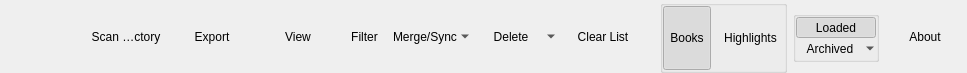
This is gui_toolbar.ui in noembryo/KoHighlights as Qt 5 draws it before an edit. The edited form follows.
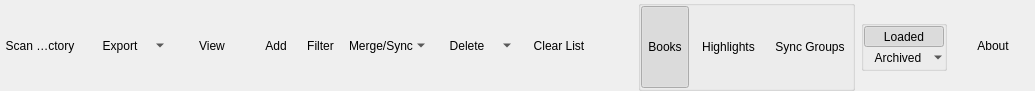
This is the edited form. Icons and pictures are not drawn. Custom widgets are drawn as their Qt base class.

Diff of the .ui file:
```diff
--- a/gui_toolbar.ui
+++ b/gui_toolbar.ui
@@ -6,8 +6,8 @@
    <rect>
     <x>0</x>
     <y>0</y>
-    <width>967</width>
-    <height>73</height>
+    <width>1035</width>
+    <height>91</height>
    </rect>
   </property>
   <property name="contextMenuPolicy">
@@ -44,35 +44,6 @@
       <property name="margin">
        <number>0</number>
       </property>
-      <item>
-       <widget class="QToolButton" name="check_btn">
-        <property name="minimumSize">
-         <size>
-          <width>80</width>
-          <height>0</height>
-         </size>
-        </property>
-        <property name="text">
-         <string/>
-        </property>
-        <property name="icon">
-         <iconset resource="images.qrc">
-          <normaloff>../KataLib/:/stuff/exec.png</normaloff>../KataLib/:/stuff/exec.png</iconset>
-        </property>
-        <property name="iconSize">
-         <size>
-          <width>48</width>
-          <height>48</height>
-         </size>
-        </property>
-        <property name="toolButtonStyle">
-         <enum>Qt::ToolButtonTextUnderIcon</enum>
-        </property>
-        <property name="autoRaise">
-         <bool>true</bool>
-        </property>
-       </widget>
-      </item>
       <item>
        <widget class="QToolButton" name="scan_btn">
         <property name="sizePolicy">
@@ -148,6 +119,9 @@
           <height>48</height>
          </size>
         </property>
+        <property name="popupMode">
+         <enum>QToolButton::MenuButtonPopup</enum>
+        </property>
         <property name="toolButtonStyle">
          <enum>Qt::ToolButtonTextUnderIcon</enum>
         </property>
@@ -197,6 +171,44 @@
         </property>
        </widget>
       </item>
+      <item>
+       <widget class="QToolButton" name="add_btn">
+        <property name="sizePolicy">
+         <sizepolicy hsizetype="Preferred" vsizetype="Fixed">
+          <horstretch>0</horstretch>
+          <verstretch>0</verstretch>
+         </sizepolicy>
+        </property>
+        <property name="toolTip">
+         <string>Add a sync group</string>
+        </property>
+        <property name="statusTip">
+         <string>Add a sync group</string>
+        </property>
+        <property name="text">
+         <string>Add</string>
+        </property>
+        <property name="icon">
+         <iconset resource="images.qrc">
+          <normaloff>:/stuff/files_add.png</normaloff>:/stuff/files_add.png</iconset>
+        </property>
+        <property name="iconSize">
+         <size>
+          <width>48</width>
+          <height>48</height>
+         </size>
+        </property>
+        <property name="checked">
+         <bool>false</bool>
+        </property>
+        <property name="toolButtonStyle">
+         <enum>Qt::ToolButtonTextUnderIcon</enum>
+        </property>
+        <property name="autoRaise">
+         <bool>true</bool>
+        </property>
+       </widget>
+      </item>
       <item>
        <widget class="QToolButton" name="filter_btn">
         <property name="sizePolicy">
@@ -476,6 +488,47 @@
            </property>
           </widget>
          </item>
+         <item>
+          <widget class="QToolButton" name="sync_view_btn">
+           <property name="sizePolicy">
+            <sizepolicy hsizetype="Preferred" vsizetype="Preferred">
+             <horstretch>0</horstretch>
+             <verstretch>0</verstretch>
+            </sizepolicy>
+           </property>
+           <property name="toolTip">
+            <string>Sync Groups View</string>
+           </property>
+           <property name="statusTip">
+            <string>Sync Groups View</string>
+           </property>
+           <property name="text">
+            <string>Sync Groups</string>
+           </property>
+           <property name="icon">
+            <iconset resource="images.qrc">
+             <normaloff>:/stuff/view-sync.png</normaloff>:/stuff/view-sync.png</iconset>
+           </property>
+           <property name="iconSize">
+            <size>
+             <width>48</width>
+             <height>48</height>
+            </size>
+           </property>
+           <property name="checkable">
+            <bool>true</bool>
+           </property>
+           <property name="autoExclusive">
+            <bool>true</bool>
+           </property>
+           <property name="toolButtonStyle">
+            <enum>Qt::ToolButtonTextUnderIcon</enum>
+           </property>
+           <property name="autoRaise">
+            <bool>true</bool>
+           </property>
+          </widget>
+         </item>
         </layout>
        </widget>
       </item>
```
Left out of the diff: 12 changed lines with no effect on the pictures.
